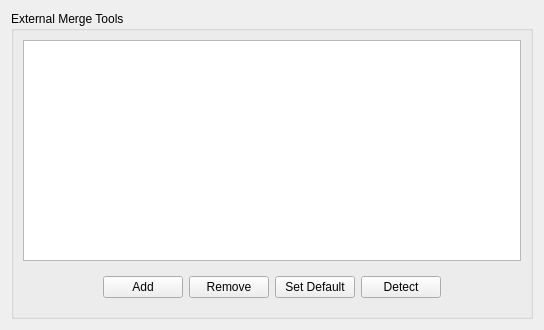
The window that ui/merge_config.ui (breezy-team/qbrz) describes before a commit, drawn with Qt 5.
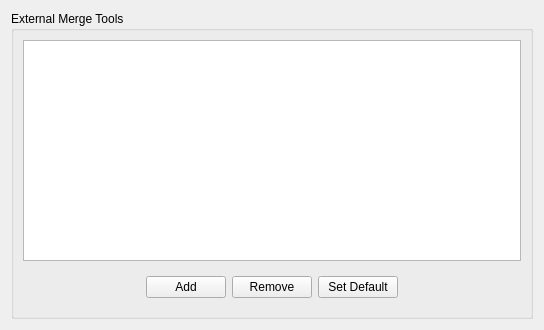
The same window after the commit.

Commit message: Fixes for changes in mergetools and config API.

Patch:
```diff
--- a/ui/merge_config.ui
+++ b/ui/merge_config.ui
@@ -100,13 +100,6 @@
            </property>
           </widget>
          </item>
-         <item>
-          <widget class="QPushButton" name="detect">
-           <property name="text">
-            <string>Detect</string>
-           </property>
-          </widget>
-         </item>
          <item>
           <spacer name="spacer_2">
            <property name="orientation">
```
The commit also changes 2 other files.
